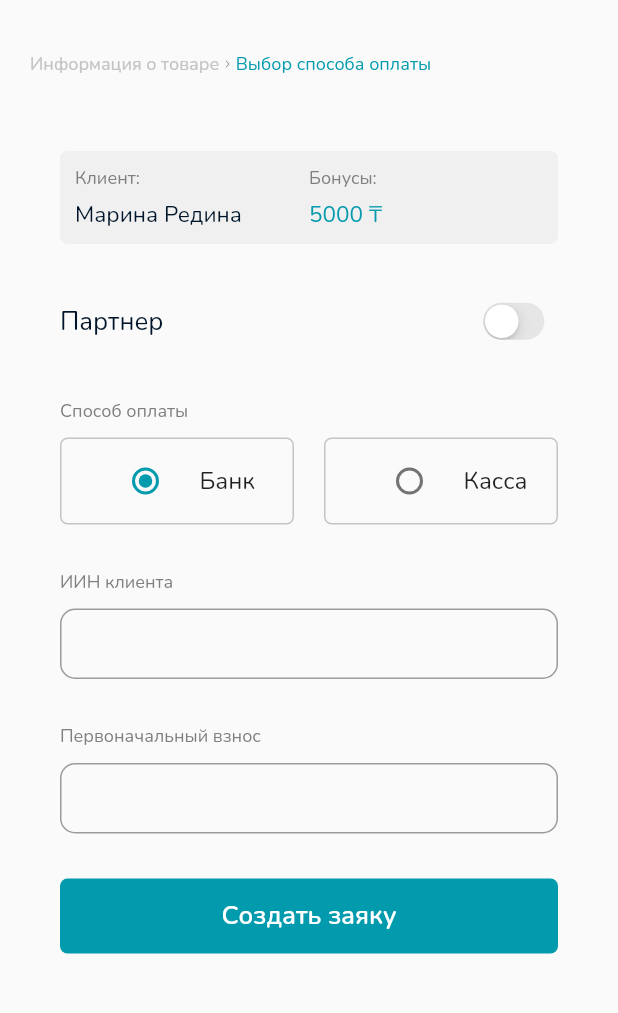
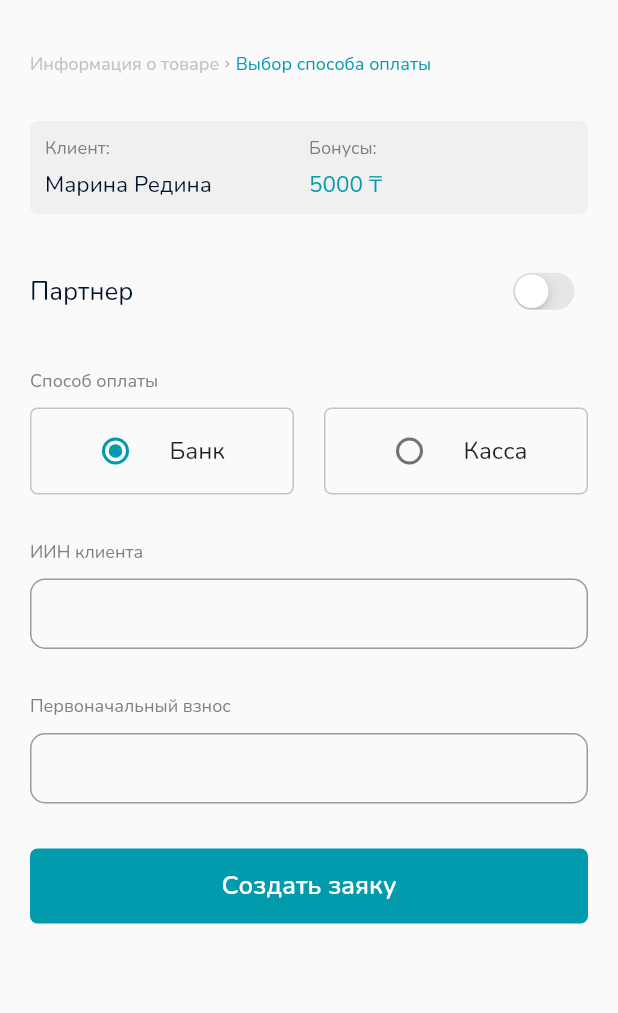
Before and after one commit to ulanmd/evrika_retail, a Flutter app: the CreatingOrderScreen screen opened directly, after a tap on "iPhone 14 Pro Max 1Tb", after a tap on "Перейти к выбору оплаты", on a phone screen of 412 x 824 dp, the part 62-1075 px from its top. Run offline on Flutter 3.47's test engine with Material 2 defaults, Android fonts, the phone set to English and light mode, and no system bars; our stand-ins replace dotted_border, dotted_line, flutter_svg, google_fonts, page_transition, webview_flutter; missing offline and left inert: crea_radio_button, just_the_tooltip, mobile_scanner, scrollable_clean_calendar; project files that could hold a hidden picture were left out.

Commit message:
added payment_widget

```diff
--- a/lib/delivery_option_bottom_modal.dart
+++ b/lib/delivery_option_bottom_modal.dart
@@ -18,9 +18,13 @@ class DeliveryOptionsBottomModal extends StatelessWidget {
     bool toDelivery = true;
     String gender = "male";
     return Container(
+      decoration: BoxDecoration(
+        borderRadius: BorderRadius.vertical(top: Radius.circular(20)),
+        color: Colors.white,
+      ),
       constraints:
           BoxConstraints(maxHeight: MediaQuery.of(context).size.height * 0.85),
-      color: Colors.white,
+
       //height: MediaQuery.of(context).size.height * 0.85,
       child: SingleChildScrollView(
         child: Padding(
@@ -36,7 +40,7 @@ class DeliveryOptionsBottomModal extends StatelessWidget {
                   ),
                   Spacer(),
                   InkWell(
-                     onTap: () {
+                    onTap: () {
                       Navigator.pop(context);
                     },
                     child: SvgPicture.asset(
@@ -68,7 +72,10 @@ class DeliveryOptionsBottomModal extends StatelessWidget {
                           style: EvrikaTextStyles.darkS15W500,
                         ),
                         Spacer(),
-                        PriceLabel(price: '300', fontSize: 15,)
+                        PriceLabel(
+                          price: '300',
+                          fontSize: 15,
+                        )
                       ],
                     ),
                   )
@@ -83,7 +90,10 @@ class DeliveryOptionsBottomModal extends StatelessWidget {
                   InkWell(
                     child: Row(
                       children: [
-                        Text('Продублировать данные', style: EvrikaTextStyles.labelGrayS15W400,),
+                        Text(
+                          'Продублировать данные',
+                          style: EvrikaTextStyles.labelGrayS15W400,
+                        ),
                         SizedBox(
                           width: 5,
                         ),
@@ -124,7 +134,10 @@ class DeliveryOptionsBottomModal extends StatelessWidget {
                   Column(
                     crossAxisAlignment: CrossAxisAlignment.start,
                     children: [
-                      GreyLabel(text: 'Контакт №2:', fontSize: 12,),
+                      GreyLabel(
+                        text: 'Контакт №2:',
+                        fontSize: 12,
+                      ),
                       SizedBox(
                         height: 5,
                       ),
@@ -147,22 +160,29 @@ class DeliveryOptionsBottomModal extends StatelessWidget {
                       contentPadding: EdgeInsets.symmetric(horizontal: 0.0),
                       title: Row(
                         children: [
-                          Expanded(child: Text("ЖК «Шахристан», 55, подъезд 1, этаж 1",
-                            style: EvrikaTextStyles.darkS15W400,)),
-                          SizedBox(width: 10,),
+                          Expanded(
+                              child: Text(
+                            "ЖК «Шахристан», 55, подъезд 1, этаж 1",
+                            style: EvrikaTextStyles.darkS15W400,
+                          )),
+                          SizedBox(
+                            width: 10,
+                          ),
                           Row(
                             children: [
                               InkWell(
-                                  onTap: (){
-
-                                  },
-                                  child: SvgPicture.asset('$kAssetIcons/delete.svg')),
-                              SizedBox(width: 20,),
+                                  onTap: () {},
+                                  child: SvgPicture.asset(
+                                      '$kAssetIcons/delete.svg')),
+                              SizedBox(
+                                width: 20,
+                              ),
                               InkWell(
-                                  onTap: (){
+                                  onTap: () {
                                     showEditAddress(context);
                                   },
-                                  child: SvgPicture.asset('$kAssetIcons/edit.svg')),
+                                  child: SvgPicture.asset(
+                                      '$kAssetIcons/edit.svg')),
                             ],
                           )
                         ],
@@ -203,7 +223,10 @@ class DeliveryOptionsBottomModal extends StatelessWidget {
                   SizedBox(
                     height: 5,
                   ),
-                  BottomDatePickerWidget(isRange: false, text: 'Дата',),
+                  BottomDatePickerWidget(
+                    isRange: false,
+                    text: 'Дата',
+                  ),
                   SizedBox(
                     height: 20,
                   ),
@@ -260,7 +283,10 @@ class DeliveryOptionsBottomModal extends StatelessWidget {
                   SizedBox(
                     height: 20,
                   ),
-                  GreyLabel(text: 'Коментарий', fontSize: 12,),
+                  GreyLabel(
+                    text: 'Коментарий',
+                    fontSize: 12,
+                  ),
                   SizedBox(
                     height: 5,
                   ),
--- a/lib/edit_order_bottom_modal.dart
+++ b/lib/edit_order_bottom_modal.dart
@@ -15,7 +15,9 @@ class EditOrderBottomModal extends StatelessWidget {
   Widget build(BuildContext context) {
     return Container(
       padding: EdgeInsets.only(top: 20, bottom: 20, left: 20, right: 20),
-      constraints: BoxConstraints(maxHeight: MediaQuery.of(context).size.height * 0.85),
+      // constraints: BoxConstraints.loose(Size(
+      //     MediaQuery.of(context).size.width,
+      //     MediaQuery.of(context).size.height * 0.85)),
       //height: MediaQuery.of(context).size.height * 0.85,
       child: Column(
         children: [
--- a/lib/screens/creating_order_screen.dart
+++ b/lib/screens/creating_order_screen.dart
@@ -2,7 +2,7 @@ import 'package:evrika_retail/about_order_options.dart';
 import 'package:evrika_retail/config/evrika_text_styles.dart';
 import 'package:evrika_retail/consts.dart';
 import 'package:evrika_retail/delivery_option_bottom_modal.dart';
-import 'package:evrika_retail/screens/payment_screen.dart';
+import 'package:evrika_retail/screens/payment_widget.dart';
 import 'package:evrika_retail/utils.dart';
 import 'package:evrika_retail/widgets/price_label.dart';
 import 'package:flutter/material.dart';
--- a/lib/screens/payment_screen.dart
+++ /dev/null
@@ -1,188 +0,0 @@
-import 'package:evrika_retail/config/evrika_colors.dart';
-import 'package:evrika_retail/config/evrika_text_styles.dart';
-import 'package:evrika_retail/screens/successfully_created_screen.dart';
-import 'package:evrika_retail/widgets/grey_label.dart';
-import 'package:flutter/cupertino.dart';
-import 'package:flutter/material.dart';
-
-class PaymentWidget extends StatefulWidget {
-  const PaymentWidget({Key? key}) : super(key: key);
-
-  @override
-  State<PaymentWidget> createState() => _PaymentWidgetState();
-}
-
-class _PaymentWidgetState extends State<PaymentWidget> {
-  @override
-  Widget build(BuildContext context) {
-    bool toDelivery = false;
-    String gender = "male";
-    return WillPopScope(
-      onWillPop: ()async {
-        if (Navigator.of(context).userGestureInProgress)
-          return false;
-        else
-          return false;
-      },
-      child: Padding(
-          padding: EdgeInsets.all(20),
-          child: Column(
-            crossAxisAlignment: CrossAxisAlignment.start,
-            children: [
-              Container(
-                padding: EdgeInsets.all(10),
-                decoration: BoxDecoration(
-                    color: EvrikaColors.boxShadowColor,
-                    borderRadius: BorderRadius.all(Radius.circular(5))),
-                child: Row(
-                  children: [
-                    Expanded(
-                      child: Column(
-                        crossAxisAlignment: CrossAxisAlignment.start,
-                        children: [
-                          GreyLabel(text: 'Клиент:', fontSize: 12,),
-                          SizedBox(
-                            height: 6,
-                          ),
-                          Text(
-                            'Марина Редина',
-                            style: EvrikaTextStyles.darkS15W400,
-                          ),
-                        ],
-                      ),
-                    ),
-                    Expanded(
-                      child: Column(
-                        crossAxisAlignment: CrossAxisAlignment.start,
-                        children: [
-                          GreyLabel(text: 'Бонусы:', fontSize: 12,),
-                          SizedBox(
-                            height: 6,
-                          ),
-                          Text(
-                            '5000 ₸',
-                            style: EvrikaTextStyles.primaryS15W400
-                          ),
-                        ],
-                      ),
-                    )
-                  ],
-                ),
-              ),
-              SizedBox(
-                height: 32,
-              ),
-              Row(
-                mainAxisAlignment: MainAxisAlignment.spaceBetween,
-                children: [
-                  Text(
-                    'Партнер',
-                    style: EvrikaTextStyles.darkS17W400
-                  ),
-                  Transform.scale(
-                    scale: 0.8,
-                    child: CupertinoSwitch(
-                      activeColor: EvrikaColors.kPrimaryColor,
-                      value: toDelivery,
-                      onChanged: (bool value) {},
-                    ),
-                  )
-                ],
-              ),
-              SizedBox(
-                height: 32,
-              ),
-              GreyLabel(text: 'Cпособ оплаты', fontSize: 12,),
-              SizedBox(
-                height: 10,
-              ),
-              Row(
-                children: [
-                  Expanded(
-                    child: Container(
-                      padding: EdgeInsets.only(left: 20),
-                      decoration: BoxDecoration(
-                        borderRadius: BorderRadius.all(Radius.circular(5)),
-                        border:
-                            Border.all(width: 1, color: EvrikaColors.kLightGray),
-                      ),
-                      child: RadioListTile(
-                        title: Text("Банк"),
-                        value: "male",
-                        groupValue: gender,
-                        onChanged: (value) {
-                          print(value);
-                          setState(() {
-                            gender = value.toString();
-                          });
-                        },
-                      ),
-                    ),
-                  ),
-                  SizedBox(
-                    width: 20,
-                  ),
-                  Expanded(
-                    child: Container(
-                      padding: EdgeInsets.only(left: 20),
-                      decoration: BoxDecoration(
-                        borderRadius: BorderRadius.all(Radius.circular(5)),
-                        border:
-                        Border.all(width: 1, color: EvrikaColors.kLightGray),
-                      ),
-                      child: RadioListTile(
-                        title: Text("Касса"),
-                        value: "female",
-                        groupValue: gender,
-                        onChanged: (value) {
-                          setState(() {
-                            gender = value.toString();
-                          });
-                        },
-                      ),
-                    ),
-                  ),
-                ],
-              ),
-              SizedBox(
-                height: 30,
-              ),
-              GreyLabel(text: 'ИИН клиента', fontSize: 12,),
-              SizedBox(
-                height: 10,
-              ),
-              Container(
-                height: 47,
-                child: TextField(),
-              ),
-              SizedBox(
-                height: 30,
-              ),
-              GreyLabel(text: 'Первоначальный взнос', fontSize: 12,),
-              SizedBox(
-                height: 10,
-              ),
-              Container(
-                height: 47,
-                child: TextField(),
-              ),
-              SizedBox(
-                height: 30,
-              ),
-              ElevatedButton(
-                  onPressed: () {
-                    Navigator.push(
-                      context,
-                      MaterialPageRoute(
-                          builder: (context) =>
-                              const SuccessfullyCreatedScreen()),
-                    );
-                  },
-                  child: Text('Создать заяку', style: EvrikaTextStyles.whiteS17W600,))
-            ],
-          ),
-        ),
-
-    );
-  }
-}
--- /dev/null
+++ b/lib/screens/payment_widget.dart
@@ -0,0 +1,185 @@
+import 'package:evrika_retail/config/evrika_colors.dart';
+import 'package:evrika_retail/config/evrika_text_styles.dart';
+import 'package:evrika_retail/screens/successfully_created_screen.dart';
+import 'package:evrika_retail/widgets/grey_label.dart';
+import 'package:flutter/cupertino.dart';
+import 'package:flutter/material.dart';
+
+class PaymentWidget extends StatefulWidget {
+  const PaymentWidget({Key? key}) : super(key: key);
+
+  @override
+  State<PaymentWidget> createState() => _PaymentWidgetState();
+}
+
+class _PaymentWidgetState extends State<PaymentWidget> {
+  @override
+  Widget build(BuildContext context) {
+    bool toDelivery = false;
+    String gender = "male";
+    return WillPopScope(
+      onWillPop: ()async {
+        if (Navigator.of(context).userGestureInProgress)
+          return false;
+        else
+          return false;
+      },
+      child: Column(
+        crossAxisAlignment: CrossAxisAlignment.start,
+        children: [
+          Container(
+            padding: EdgeInsets.all(10),
+            decoration: BoxDecoration(
+                color: EvrikaColors.boxShadowColor,
+                borderRadius: BorderRadius.all(Radius.circular(5))),
+            child: Row(
+              children: [
+                Expanded(
+                  child: Column(
+                    crossAxisAlignment: CrossAxisAlignment.start,
+                    children: [
+                      GreyLabel(text: 'Клиент:', fontSize: 12,),
+                      SizedBox(
+                        height: 6,
+                      ),
+                      Text(
+                        'Марина Редина',
+                        style: EvrikaTextStyles.darkS15W400,
+                      ),
+                    ],
+                  ),
+                ),
+                Expanded(
+                  child: Column(
+                    crossAxisAlignment: CrossAxisAlignment.start,
+                    children: [
+                      GreyLabel(text: 'Бонусы:', fontSize: 12,),
+                      SizedBox(
+                        height: 6,
+                      ),
+                      Text(
+                        '5000 ₸',
+                        style: EvrikaTextStyles.primaryS15W400
+                      ),
+                    ],
+                  ),
+                )
+              ],
+            ),
+          ),
+          SizedBox(
+            height: 32,
+          ),
+          Row(
+            mainAxisAlignment: MainAxisAlignment.spaceBetween,
+            children: [
+              Text(
+                'Партнер',
+                style: EvrikaTextStyles.darkS17W400
+              ),
+              Transform.scale(
+                scale: 0.8,
+                child: CupertinoSwitch(
+                  activeColor: EvrikaColors.kPrimaryColor,
+                  value: toDelivery,
+                  onChanged: (bool value) {},
+                ),
+              )
+            ],
+          ),
+          SizedBox(
+            height: 32,
+          ),
+          GreyLabel(text: 'Cпособ оплаты', fontSize: 12,),
+          SizedBox(
+            height: 10,
+          ),
+          Row(
+            children: [
+              Expanded(
+                child: Container(
+                  padding: EdgeInsets.only(left: 20),
+                  decoration: BoxDecoration(
+                    borderRadius: BorderRadius.all(Radius.circular(5)),
+                    border:
+                        Border.all(width: 1, color: EvrikaColors.kLightGray),
+                  ),
+                  child: RadioListTile(
+                    title: Text("Банк"),
+                    value: "male",
+                    groupValue: gender,
+                    onChanged: (value) {
+                      print(value);
+                      setState(() {
+                        gender = value.toString();
+                      });
+                    },
+                  ),
+                ),
+              ),
+              SizedBox(
+                width: 20,
+              ),
+              Expanded(
+                child: Container(
+                  padding: EdgeInsets.only(left: 20),
+                  decoration: BoxDecoration(
+                    borderRadius: BorderRadius.all(Radius.circular(5)),
+                    border:
+                    Border.all(width: 1, color: EvrikaColors.kLightGray),
+                  ),
+                  child: RadioListTile(
+                    title: Text("Касса"),
+                    value: "female",
+                    groupValue: gender,
+                    onChanged: (value) {
+                      setState(() {
+                        gender = value.toString();
+                      });
+                    },
+                  ),
+                ),
+              ),
+            ],
+          ),
+          SizedBox(
+            height: 30,
+          ),
+          GreyLabel(text: 'ИИН клиента', fontSize: 12,),
+          SizedBox(
+            height: 10,
+          ),
+          Container(
+            height: 47,
+            child: TextField(),
+          ),
+          SizedBox(
+            height: 30,
+          ),
+          GreyLabel(text: 'Первоначальный взнос', fontSize: 12,),
+          SizedBox(
+            height: 10,
+          ),
+          Container(
+            height: 47,
+            child: TextField(),
+          ),
+          SizedBox(
+            height: 30,
+          ),
+          ElevatedButton(
+              onPressed: () {
+                Navigator.push(
+                  context,
+                  MaterialPageRoute(
+                      builder: (context) =>
+                          const SuccessfullyCreatedScreen()),
+                );
+              },
+              child: Text('Создать заяку', style: EvrikaTextStyles.whiteS17W600,))
+        ],
+      ),
+
+    );
+  }
+}
```
